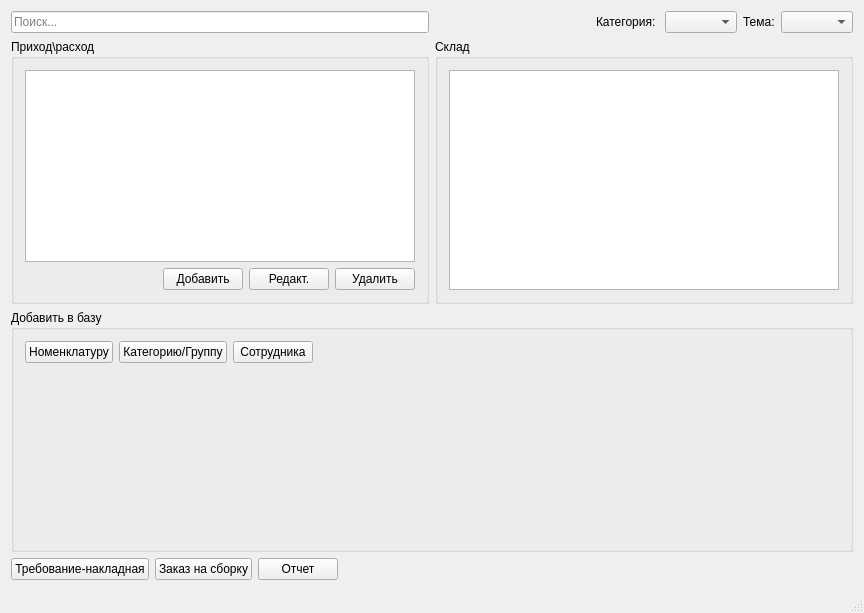
Old version of the form mainwindow.ui in the repository igrekus/depot.
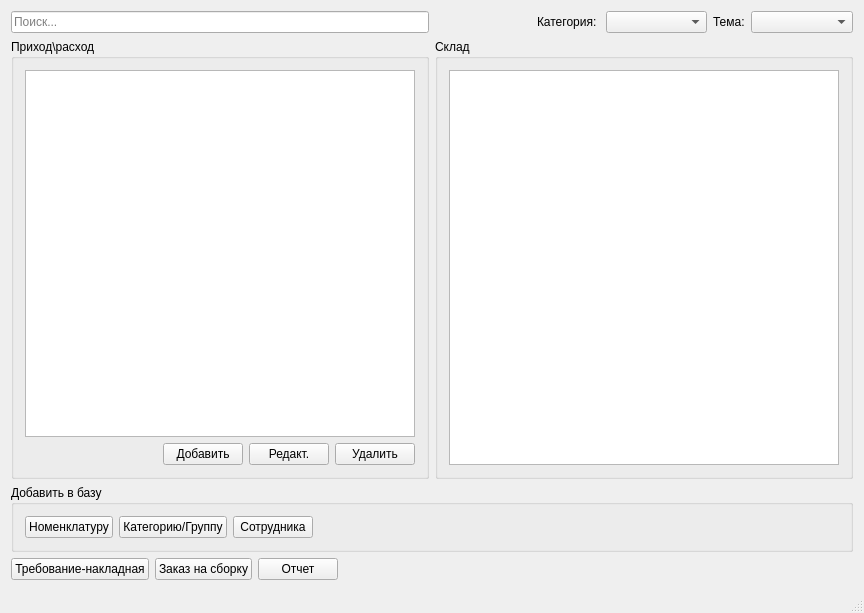
New version of the form.

What changed in the file:
```diff
--- a/mainwindow.ui
+++ b/mainwindow.ui
@@ -48,9 +48,15 @@
         </item>
         <item>
          <widget class="QComboBox" name="comboCategory">
+          <property name="sizePolicy">
+           <sizepolicy hsizetype="Expanding" vsizetype="Fixed">
+            <horstretch>0</horstretch>
+            <verstretch>0</verstretch>
+           </sizepolicy>
+          </property>
           <property name="minimumSize">
            <size>
-            <width>0</width>
+            <width>100</width>
             <height>0</height>
            </size>
           </property>
@@ -64,7 +70,20 @@
          </widget>
         </item>
         <item>
-         <widget class="QComboBox" name="comboProject"/>
+         <widget class="QComboBox" name="comboProject">
+          <property name="sizePolicy">
+           <sizepolicy hsizetype="Expanding" vsizetype="Fixed">
+            <horstretch>0</horstretch>
+            <verstretch>0</verstretch>
+           </sizepolicy>
+          </property>
+          <property name="minimumSize">
+           <size>
+            <width>100</width>
+            <height>0</height>
+           </size>
+          </property>
+         </widget>
         </item>
        </layout>
       </item>
@@ -176,19 +195,6 @@
          </item>
         </layout>
        </item>
-       <item>
-        <spacer name="verticalSpacer">
-         <property name="orientation">
-          <enum>Qt::Vertical</enum>
-         </property>
-         <property name="sizeHint" stdset="0">
-          <size>
-           <width>20</width>
-           <height>171</height>
-          </size>
-         </property>
-        </spacer>
-       </item>
       </layout>
      </widget>
     </item>
```
Left out of the diff: 4 changed lines with no effect on the pictures.
